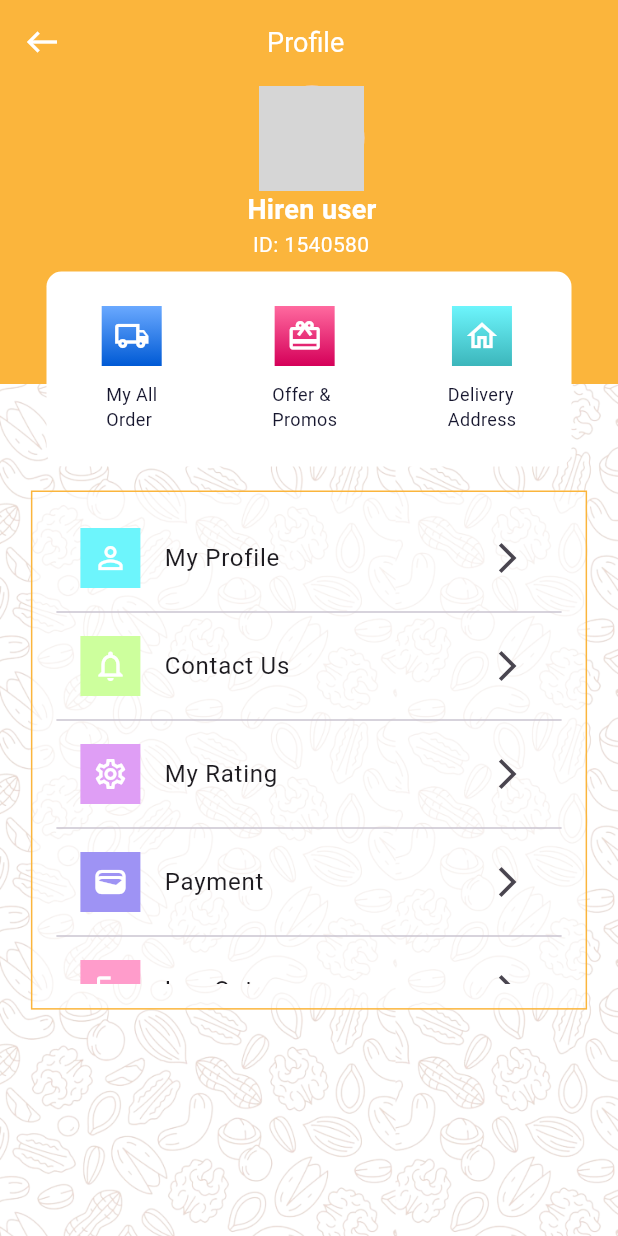
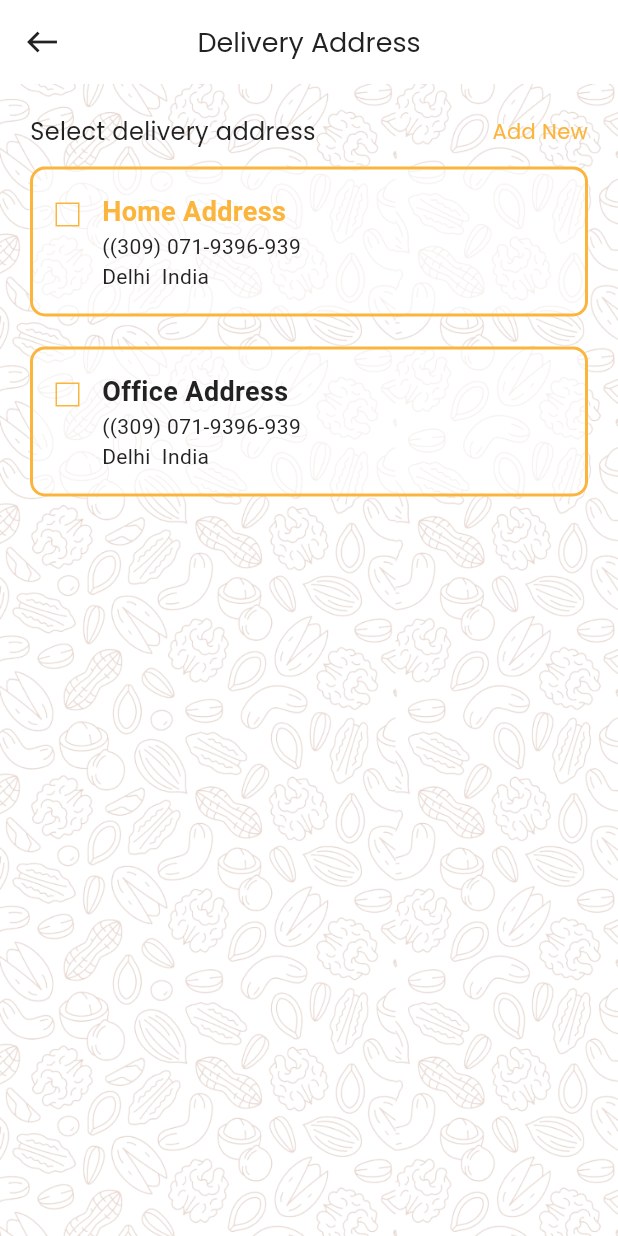
Before and after one commit to ba138/Rajasthan-Dry-Fruits, a Flutter app: the ProfileView screen opened directly, after a tap on the "home" icon, on a phone screen of 412 x 824 dp. Run offline on Flutter 3.47's test engine with Material 3 defaults, Android fonts, the phone set to English and light mode, and no system bars; our stand-ins replace carousel_slider, google_fonts, percent_indicator; network calls fail; Roboto replaces fonts that are missing (CenturyGothic); grey boxes are pictures that could not be loaded.

Commit message:
add delivery address

```diff
--- a/lib/utils/routes/routes.dart
+++ b/lib/utils/routes/routes.dart
@@ -17,6 +17,7 @@ import 'package:rjfruits/view/onboardingViews/onboarding_view3.dart';
 import 'package:rjfruits/view/onboardingViews/splash_screen.dart';
 import 'package:rjfruits/view/popularItemsView/popularItems_view.dart';
 import 'package:rjfruits/view/profileView/add_address_view.dart';
+import 'package:rjfruits/view/profileView/delivery_address_view.dart';
 import 'package:rjfruits/view/shopView/shop_view.dart';
 
 class Routes {
@@ -86,6 +87,10 @@ class Routes {
         return MaterialPageRoute(
           builder: (BuildContext context) => const PaymentDoneScreen(),
         );
+      case RoutesName.deliveryAddress:
+        return MaterialPageRoute(
+          builder: (BuildContext context) => const DeliveryAddressScreen(),
+        );
       default:
         return MaterialPageRoute(builder: (_) {
           return const Scaffold(
--- a/lib/utils/routes/routes_name.dart
+++ b/lib/utils/routes/routes_name.dart
@@ -18,4 +18,5 @@ class RoutesName {
   static const String addAddress = 'add_address_view';
   static const String cartView = 'cart_view';
   static const String paymentDone = 'payment_done_view';
+  static const String deliveryAddress = 'delivery_address_view';
 }
--- a/lib/view/checkOut/check_out_view.dart
+++ b/lib/view/checkOut/check_out_view.dart
@@ -56,7 +56,7 @@ class _CheckOutScreenState extends State<CheckOutScreen> {
                       width: MediaQuery.of(context).size.width / 6,
                     ),
                     Text(
-                      "Product Details",
+                      "Checkout",
                       style: GoogleFonts.getFont(
                         "Poppins",
                         textStyle: const TextStyle(
--- a/lib/view/profileView/add_address_view.dart
+++ b/lib/view/profileView/add_address_view.dart
@@ -1,6 +1,4 @@
-import 'package:flutter/cupertino.dart';
 import 'package:flutter/material.dart';
-import 'package:flutter/widgets.dart';
 import 'package:google_fonts/google_fonts.dart';
 import 'package:rjfruits/res/components/colors.dart';
 import 'package:rjfruits/res/components/rounded_button.dart';
--- /dev/null
+++ b/lib/view/profileView/delivery_address_view.dart
@@ -0,0 +1,112 @@
+import 'package:flutter/material.dart';
+import 'package:google_fonts/google_fonts.dart';
+import 'package:rjfruits/res/components/colors.dart';
+import 'package:rjfruits/res/components/vertical_spacing.dart';
+import 'package:rjfruits/utils/routes/routes_name.dart';
+import 'package:rjfruits/view/checkOut/widgets/address_container.dart';
+
+class DeliveryAddressScreen extends StatelessWidget {
+  const DeliveryAddressScreen({super.key});
+
+  @override
+  Widget build(BuildContext context) {
+    return Scaffold(
+      appBar: AppBar(
+        leading: InkWell(
+          onTap: () {
+            Navigator.pop(context);
+          },
+          child: const Icon(
+            Icons.west,
+            color: AppColor.textColor1,
+          ),
+        ),
+        centerTitle: true,
+        elevation: 0,
+        title: Text(
+          "Delivery Address",
+          style: GoogleFonts.getFont(
+            "Poppins",
+            textStyle: const TextStyle(
+              fontSize: 18,
+              fontWeight: FontWeight.w400,
+              color: AppColor.textColor1,
+            ),
+          ),
+        ),
+      ),
+      body: SafeArea(
+        child: Container(
+          height: MediaQuery.of(context).size.height,
+          width: MediaQuery.of(context).size.width,
+          decoration: const BoxDecoration(
+            color: AppColor.whiteColor,
+            image: DecorationImage(
+              image: AssetImage("images/bgimg.png"),
+              fit: BoxFit.cover,
+            ),
+          ),
+          child: Padding(
+            padding: const EdgeInsets.all(20.0),
+            child: Column(
+              children: [
+                Row(
+                  mainAxisAlignment: MainAxisAlignment.spaceBetween,
+                  children: [
+                    Text(
+                      "Select delivery address",
+                      style: GoogleFonts.getFont(
+                        "Poppins",
+                        textStyle: const TextStyle(
+                          fontSize: 16,
+                          fontWeight: FontWeight.w400,
+                          color: AppColor.textColor1,
+                        ),
+                      ),
+                    ),
+                    GestureDetector(
+                      onTap: () {
+                        Navigator.pushNamed(
+                          context,
+                          RoutesName.addAddress,
+                        );
+                      },
+                      child: Text(
+                        "Add New",
+                        style: GoogleFonts.getFont(
+                          "Poppins",
+                          textStyle: const TextStyle(
+                            fontSize: 14,
+                            fontWeight: FontWeight.w400,
+                            color: AppColor.primaryColor,
+                          ),
+                        ),
+                      ),
+                    ),
+                  ],
+                ),
+                const VerticalSpeacing(12),
+                const AddressCheckOutWidget(
+                    bgColor: AppColor.whiteColor,
+                    borderColor: AppColor.primaryColor,
+                    titleColor: AppColor.primaryColor,
+                    title: "Home Address",
+                    phNo: "(309) 071-9396-939",
+                    address: "Delhi  India"),
+                const VerticalSpeacing(20),
+                const AddressCheckOutWidget(
+                    bgColor: AppColor.whiteColor,
+                    borderColor: AppColor.primaryColor,
+                    titleColor: AppColor.textColor1,
+                    title: "Office Address",
+                    phNo: "(309) 071-9396-939",
+                    address: "Delhi  India"),
+                const VerticalSpeacing(24),
+              ],
+            ),
+          ),
+        ),
+      ),
+    );
+  }
+}
--- a/lib/view/profileView/profile_view.dart
+++ b/lib/view/profileView/profile_view.dart
@@ -1,4 +1,5 @@
 import 'package:flutter/material.dart';
+import 'package:rjfruits/utils/routes/routes_name.dart';
 
 import '../../res/components/colors.dart';
 import '../../res/components/vertical_spacing.dart';
@@ -160,7 +161,7 @@ class _ProfileViewState extends State<ProfileView> {
           ),
           profileCenterBtns(
             ontap: () {
-              // Navigator.pushNamed(context, RoutesName.deliveryAddress);
+              Navigator.pushNamed(context, RoutesName.deliveryAddress);
             },
             tColor: const Color(0xff6DF5FC),
             bColor: const Color(0xff3CB6BB),
```
